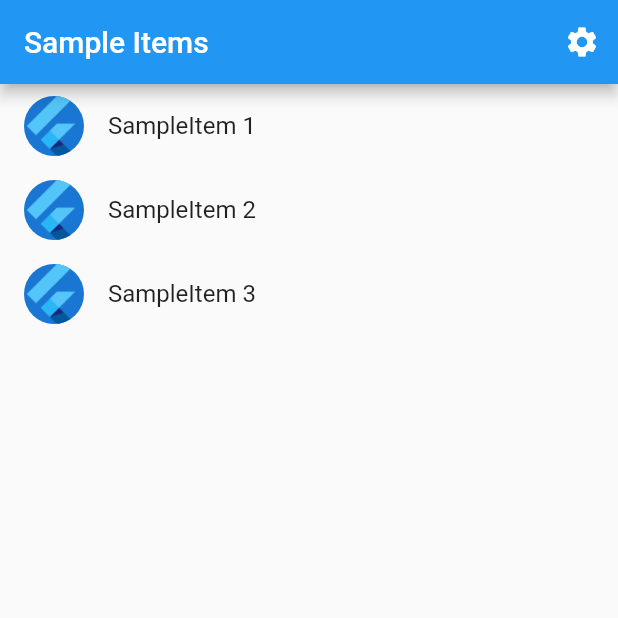
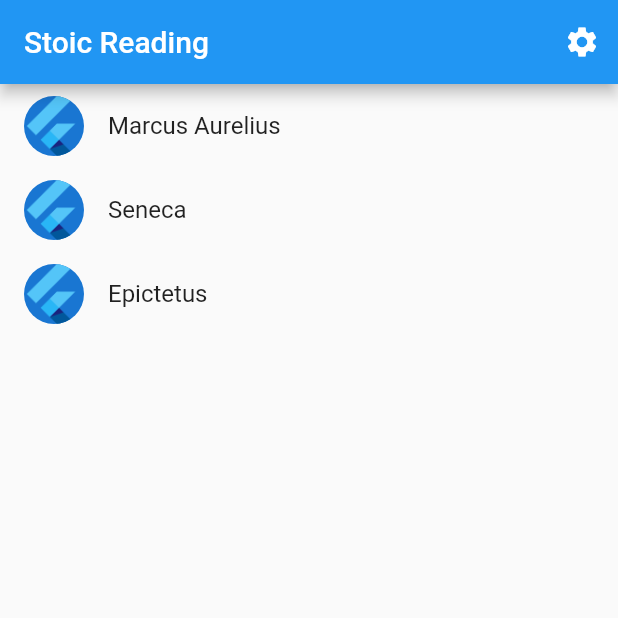
Before and after one commit to pablojimpas/stoic_reading, a Flutter app: the screen it shows after launch, on a phone screen of 412 x 824 dp, the top half of it. Run offline on Flutter 3.47's test engine with Material 2 defaults, Android fonts, the light colour scheme and no system bars; missing offline and left inert: flutter_gruvbox_theme; generated files the repository leaves out were written again.

Commit message:
Add gruvbox theme and initial argument passing

```diff
--- a/lib/src/app.dart
+++ b/lib/src/app.dart
@@ -1,9 +1,10 @@
 import 'package:flutter/material.dart';
 import 'package:flutter_gen/gen_l10n/app_localizations.dart';
+import 'package:flutter_gruvbox_theme/flutter_gruvbox_theme.dart';
 import 'package:flutter_localizations/flutter_localizations.dart';
 
-import 'sample_feature/sample_item_details_view.dart';
-import 'sample_feature/sample_item_list_view.dart';
+import 'author/author_details_view.dart';
+import 'author/author_list_view.dart';
 import 'settings/settings_controller.dart';
 import 'settings/settings_view.dart';
 
@@ -56,8 +57,14 @@ class MyApp extends StatelessWidget {
           // Define a light and dark color theme. Then, read the user's
           // preferred ThemeMode (light, dark, or system default) from the
           // SettingsController to display the correct theme.
-          theme: ThemeData(),
-          darkTheme: ThemeData.dark(),
+          theme: GruvboxTheme.light().copyWith(
+            colorScheme: const ColorScheme.light()
+                .copyWith(primary: GruvboxColors.fadedOrange),
+          ),
+          darkTheme: GruvboxTheme.dark().copyWith(
+            colorScheme: const ColorScheme.dark()
+                .copyWith(primary: GruvboxColors.neutralOrange),
+          ),
           themeMode: settingsController.themeMode,
 
           // Define a function to handle named routes in order to support
@@ -69,11 +76,11 @@ class MyApp extends StatelessWidget {
                 switch (routeSettings.name) {
                   case SettingsView.routeName:
                     return SettingsView(controller: settingsController);
-                  case SampleItemDetailsView.routeName:
-                    return const SampleItemDetailsView();
-                  case SampleItemListView.routeName:
+                  case AuthorDetailsView.routeName:
+                    return const AuthorDetailsView();
+                  case AuthorListView.routeName:
                   default:
-                    return const SampleItemListView();
+                    return const AuthorListView();
                 }
               },
             );
--- /dev/null
+++ b/lib/src/author/author.dart
@@ -0,0 +1,19 @@
+/// A placeholder class that represents an entity or model.
+class Author {
+  const Author(this.id, this.name);
+
+  final int id;
+
+  final String name;
+
+  Map<String, dynamic> toMap() {
+    return {
+      'id': id,
+      'name': name,
+    };
+  }
+
+  static Author fromMap(Map<String, dynamic> map) {
+    return Author(map['id'], map['name']);
+  }
+}
--- a/lib/src/sample_feature/sample_item_list_view.dart
+++ b/lib/src/author/author_list_view.dart
@@ -1,25 +1,29 @@
 import 'package:flutter/material.dart';
 
 import '../settings/settings_view.dart';
-import 'sample_item.dart';
-import 'sample_item_details_view.dart';
+import 'author.dart';
+import 'author_details_view.dart';
 
-/// Displays a list of SampleItems.
-class SampleItemListView extends StatelessWidget {
-  const SampleItemListView({
+/// Displays a list of Authors.
+class AuthorListView extends StatelessWidget {
+  const AuthorListView({
     Key? key,
-    this.items = const [SampleItem(1), SampleItem(2), SampleItem(3)],
+    this.authors = const [
+      Author(1, "Marcus Aurelius"),
+      Author(2, "Seneca"),
+      Author(3, "Epictetus")
+    ],
   }) : super(key: key);
 
   static const routeName = '/';
 
-  final List<SampleItem> items;
+  final List<Author> authors;
 
   @override
   Widget build(BuildContext context) {
     return Scaffold(
       appBar: AppBar(
-        title: const Text('Sample Items'),
+        title: const Text('Stoic Reading'),
         actions: [
           IconButton(
             icon: const Icon(Icons.settings),
@@ -43,13 +47,13 @@ class SampleItemListView extends StatelessWidget {
         // Providing a restorationId allows the ListView to restore the
         // scroll position when a user leaves and returns to the app after it
         // has been killed while running in the background.
-        restorationId: 'sampleItemListView',
-        itemCount: items.length,
+        restorationId: 'authorListView',
+        itemCount: authors.length,
         itemBuilder: (BuildContext context, int index) {
-          final item = items[index];
+          final author = authors[index];
 
           return ListTile(
-            title: Text('SampleItem ${item.id}'),
+              title: Text(author.name),
               leading: const CircleAvatar(
                 // Display the Flutter Logo image asset.
                 foregroundImage: AssetImage('assets/images/flutter_logo.png'),
@@ -60,10 +64,10 @@ class SampleItemListView extends StatelessWidget {
                 // background, the navigation stack is restored.
                 Navigator.restorablePushNamed(
                   context,
-                SampleItemDetailsView.routeName,
+                  AuthorDetailsView.routeName,
+                  arguments: author.toMap(),
                 );
-            }
-          );
+              });
         },
       ),
     );
--- a/lib/src/sample_feature/sample_item.dart
+++ /dev/null
@@ -1,6 +0,0 @@
-/// A placeholder class that represents an entity or model.
-class SampleItem {
-  const SampleItem(this.id);
-
-  final int id;
-}
--- a/pubspec.yaml
+++ b/pubspec.yaml
@@ -14,6 +14,8 @@ dependencies:
     sdk: flutter
   flutter_localizations:
     sdk: flutter
+  flutter_gruvbox_theme:
+    git: https://github.com/pablojimpas/flutter_gruvbox_theme
 
 dev_dependencies:
   flutter_test:
```
Also changed, not shown: lib/src/author/author_details_view.dart (added, +24 -0 lines), lib/src/sample_feature/sample_item_details_view.dart (deleted, +0 -20 lines), pubspec.lock. Lines whose indentation alone changed are shown as unchanged.
